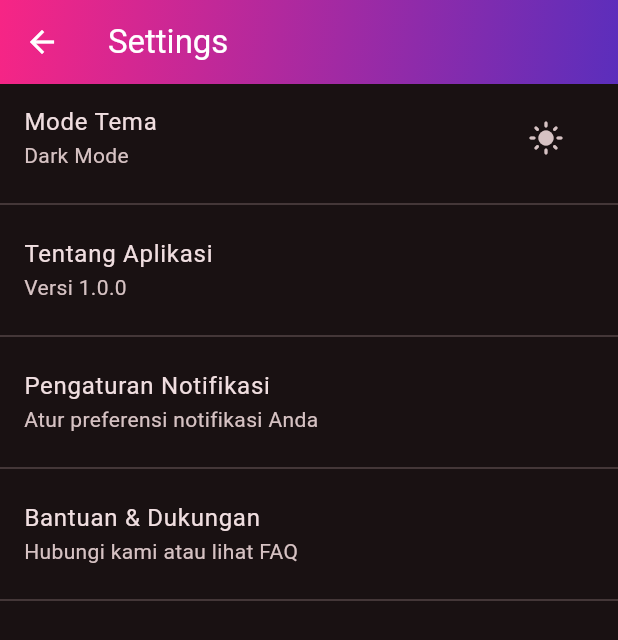
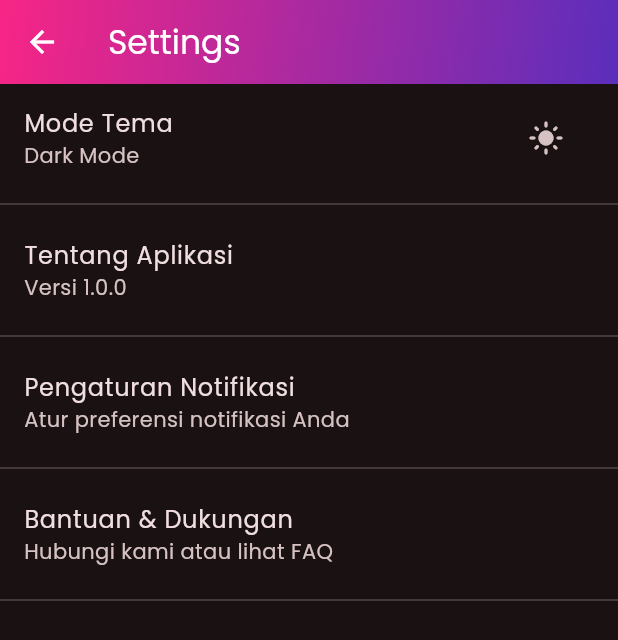
Before and after one commit to Drappy-cat/Aplikasi-kelola-kamar-kost-Flutter, a Flutter app: the SettingsScreen screen opened by its route, after a tap on the "dark mode" icon, on a phone screen of 412 x 824 dp. Shown: the top 640 px of the screen. Run offline on Flutter 3.47's test engine with Material 3 defaults, Android fonts, the phone set to English and light mode, and no system bars; our stand-ins replace google_fonts, shared_preferences; accounts and stored records are empty.

Commit message:
perubahan font

```diff
--- a/lib/app/my_app.dart
+++ b/lib/app/my_app.dart
@@ -1,4 +1,5 @@
 import 'package:flutter/material.dart';
+import 'package:google_fonts/google_fonts.dart';
 import 'package:tes/features/auth/login_screen.dart';
 import 'package:tes/features/auth/register_screen.dart';
 import 'package:tes/features/auth/splash_screen.dart';
@@ -34,19 +35,29 @@ class MyAppState extends State<MyApp> {
       border: OutlineInputBorder(borderRadius: BorderRadius.circular(12)),
     );
 
+    // Definisikan tema dasar
+    final lightTheme = ThemeData(
+      useMaterial3: true,
+      colorScheme: ColorScheme.fromSeed(seedColor: seed, brightness: Brightness.light),
+      inputDecorationTheme: inputDecorationTheme,
+    );
+
+    final darkTheme = ThemeData(
+      useMaterial3: true,
+      colorScheme: ColorScheme.fromSeed(seedColor: seed, brightness: Brightness.dark),
+      inputDecorationTheme: inputDecorationTheme,
+    );
+
     return MaterialApp(
       debugShowCheckedModeBanner: false,
       title: 'Aplikasi Kost',
       themeMode: _mode,
-      theme: ThemeData(
-        useMaterial3: true,
-        colorScheme: ColorScheme.fromSeed(seedColor: seed, brightness: Brightness.light),
-        inputDecorationTheme: inputDecorationTheme,
+      // Terapkan font Poppins ke tema terang dan gelap
+      theme: lightTheme.copyWith(
+        textTheme: GoogleFonts.poppinsTextTheme(lightTheme.textTheme),
       ),
-      darkTheme: ThemeData(
-        useMaterial3: true,
-        colorScheme: ColorScheme.fromSeed(seedColor: seed, brightness: Brightness.dark),
-        inputDecorationTheme: inputDecorationTheme,
+      darkTheme: darkTheme.copyWith(
+        textTheme: GoogleFonts.poppinsTextTheme(darkTheme.textTheme),
       ),
       initialRoute: '/',
       routes: {
```
Also changed, not shown: pubspec.yaml (+1 -12 lines).
